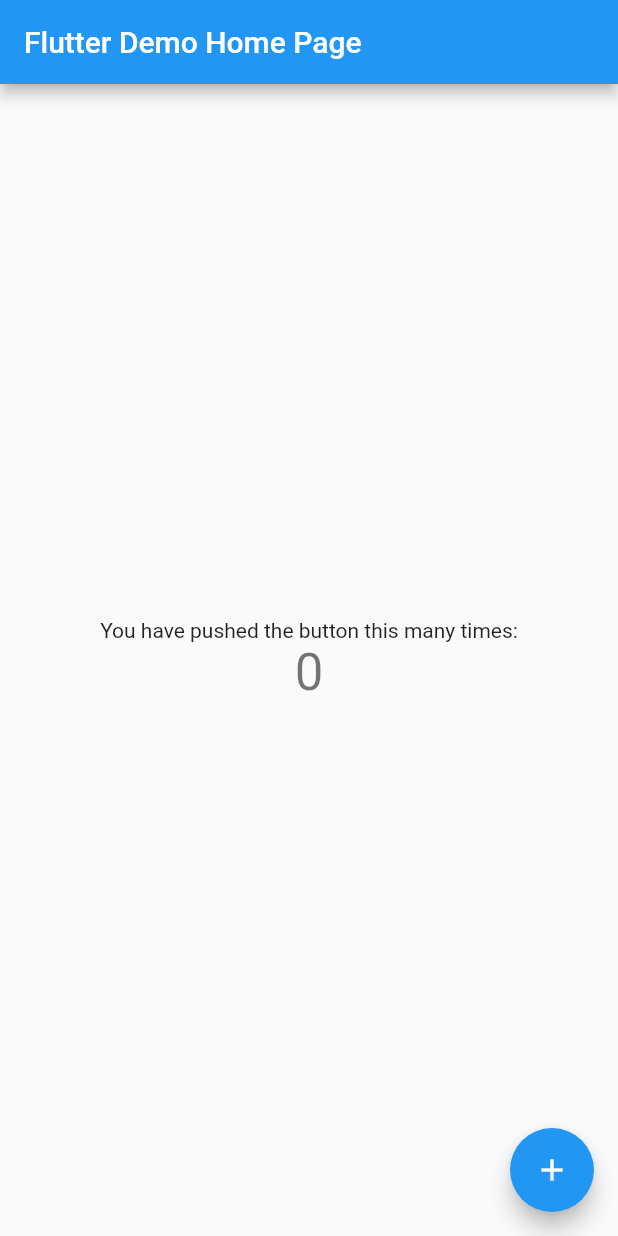
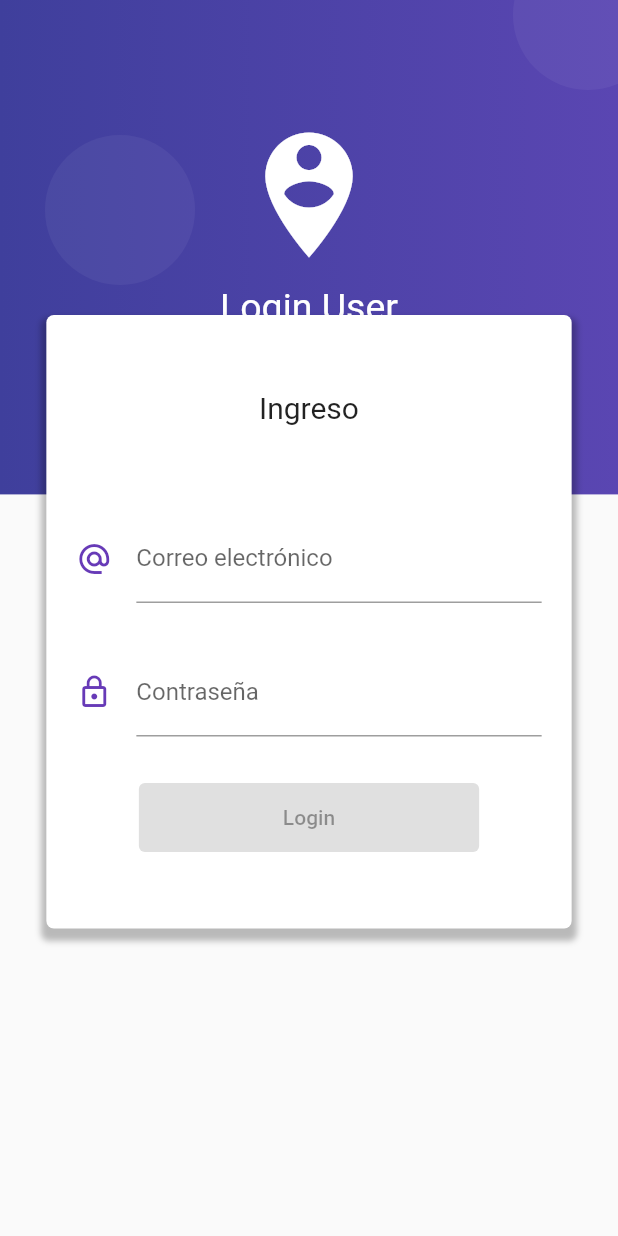
Before and after one commit to SimbakSmart/login_bloc, a Flutter app: the screen it shows after launch, on a phone screen of 412 x 824 dp. Run offline on Flutter 3.47's test engine with Material 2 defaults, Android fonts, the phone set to English and light mode, and no system bars.

Commit message:
01 - Login Start

```diff
--- a/lib/main.dart
+++ b/lib/main.dart
@@ -1,8 +1,8 @@
 import 'package:flutter/material.dart';
+import 'package:login_bloc/src/pages/login_page.dart';
 
-void main() {
-  runApp(const MyApp());
-}
+void main() => runApp(const MyApp());
+
 
 class MyApp extends StatelessWidget {
   const MyApp({super.key});
@@ -10,106 +10,14 @@ class MyApp extends StatelessWidget {
   // This widget is the root of your application.
   @override
   Widget build(BuildContext context) {
+
     return MaterialApp(
-      title: 'Flutter Demo',
-      theme: ThemeData(
-        // This is the theme of your application.
-        //
-        // Try running your application with "flutter run". You'll see the
-        // application has a blue toolbar. Then, without quitting the app, try
-        // changing the primarySwatch below to Colors.green and then invoke
-        // "hot reload" (press "r" in the console where you ran "flutter run",
-        // or simply save your changes to "hot reload" in a Flutter IDE).
-        // Notice that the counter didn't reset back to zero; the application
-        // is not restarted.
-        primarySwatch: Colors.blue,
-      ),
-      home: const MyHomePage(title: 'Flutter Demo Home Page'),
+      debugShowCheckedModeBanner: false,
+      title: 'Material App',
+      initialRoute: 'login',
+      routes: {
+        'login' :(BuildContext context)=>LoginPage()
+      },
     );
   }
 }
-
-class MyHomePage extends StatefulWidget {
-  const MyHomePage({super.key, required this.title});
-
-  // This widget is the home page of your application. It is stateful, meaning
-  // that it has a State object (defined below) that contains fields that affect
-  // how it looks.
-
-  // This class is the configuration for the state. It holds the values (in this
-  // case the title) provided by the parent (in this case the App widget) and
-  // used by the build method of the State. Fields in a Widget subclass are
-  // always marked "final".
-
-  final String title;
-
-  @override
-  State<MyHomePage> createState() => _MyHomePageState();
-}
-
-class _MyHomePageState extends State<MyHomePage> {
-  int _counter = 0;
-
-  void _incrementCounter() {
-    setState(() {
-      // This call to setState tells the Flutter framework that something has
-      // changed in this State, which causes it to rerun the build method below
-      // so that the display can reflect the updated values. If we changed
-      // _counter without calling setState(), then the build method would not be
-      // called again, and so nothing would appear to happen.
-      _counter++;
-    });
-  }
-
-  @override
-  Widget build(BuildContext context) {
-    // This method is rerun every time setState is called, for instance as done
-    // by the _incrementCounter method above.
-    //
-    // The Flutter framework has been optimized to make rerunning build methods
-    // fast, so that you can just rebuild anything that needs updating rather
-    // than having to individually change instances of widgets.
-    return Scaffold(
-      appBar: AppBar(
-        // Here we take the value from the MyHomePage object that was created by
-        // the App.build method, and use it to set our appbar title.
-        title: Text(widget.title),
-      ),
-      body: Center(
-        // Center is a layout widget. It takes a single child and positions it
-        // in the middle of the parent.
-        child: Column(
-          // Column is also a layout widget. It takes a list of children and
-          // arranges them vertically. By default, it sizes itself to fit its
-          // children horizontally, and tries to be as tall as its parent.
-          //
-          // Invoke "debug painting" (press "p" in the console, choose the
-          // "Toggle Debug Paint" action from the Flutter Inspector in Android
-          // Studio, or the "Toggle Debug Paint" command in Visual Studio Code)
-          // to see the wireframe for each widget.
-          //
-          // Column has various properties to control how it sizes itself and
-          // how it positions its children. Here we use mainAxisAlignment to
-          // center the children vertically; the main axis here is the vertical
-          // axis because Columns are vertical (the cross axis would be
-          // horizontal).
-          mainAxisAlignment: MainAxisAlignment.center,
-          children: <Widget>[
-            const Text(
-              'You have pushed the button this many times:',
-            ),
-            Text(
-              '$_counter',
-              style: Theme.of(context).textTheme.headline4,
-            ),
-          ],
-        ),
-      ),
-      floatingActionButton: FloatingActionButton(
-        onPressed: _incrementCounter,
-        tooltip: 'Increment',
-        child: const Icon(Icons.add),
-      ), // This trailing comma makes auto-formatting nicer for build methods.
-    );
-  }
-}
--- /dev/null
+++ b/lib/src/pages/login_page.dart
@@ -0,0 +1,162 @@
+import 'package:flutter/material.dart';
+
+class LoginPage extends StatelessWidget {
+
+
+  @override
+  Widget build(BuildContext context) {
+    final size = MediaQuery
+        .of(context)
+        .size;
+
+    return Scaffold(
+
+      body: Stack(
+        children: [
+           _crearFondo(context),
+          _loginForm(context)
+        ],
+      ),
+    );
+  }
+
+  Widget _crearFondo(BuildContext context) {
+
+    final size = MediaQuery.of(context).size;
+
+    final fondoModaro = Container(
+      height: size.height * 0.40,
+      width: double.infinity,
+      decoration: BoxDecoration(
+          gradient: LinearGradient(
+              colors: <Color> [
+                Color.fromRGBO(63, 63, 156, 1.0),
+                Color.fromRGBO(90, 70, 178, 1.0)
+              ]
+          )
+      ),
+    );
+
+    final circulo = Container(
+      width: 100.0,
+      height: 100.0,
+      decoration: BoxDecoration(
+          borderRadius: BorderRadius.circular(100.0),
+          color: Color.fromRGBO(255, 255, 255, 0.05)
+      ),
+    );
+
+
+    return Stack(
+      children: <Widget>[
+        fondoModaro,
+        Positioned( top: 90.0, left: 30.0, child: circulo ),
+        Positioned( top: -40.0, right: -30.0, child: circulo ),
+        Positioned( bottom: -50.0, right: -10.0, child: circulo ),
+        Positioned( bottom: 120.0, right: 20.0, child: circulo ),
+        Positioned( bottom: -50.0, left: -20.0, child: circulo ),
+
+        Container(
+          padding: EdgeInsets.only(top: 80.0),
+          child: Column(
+            children: <Widget>[
+              Icon( Icons.person_pin_circle, color: Colors.white, size: 100.0 ),
+              SizedBox( height: 10.0, width: double.infinity ),
+              Text('Login User', style: TextStyle( color: Colors.white, fontSize: 25.0 ))
+            ],
+          ),
+        )
+
+      ],
+    );
+
+  }
+
+  Widget _loginForm(BuildContext context) {
+
+    final size = MediaQuery.of(context).size;
+    return SingleChildScrollView(
+       child: Column(
+         children: <Widget>[
+
+           SafeArea(
+               child:Container(
+                 height: 180.0,
+               )
+           ),
+           Container(
+             width: size.width * 0.85,
+             margin: EdgeInsets.symmetric(vertical: 30.0),
+             padding: EdgeInsets.symmetric( vertical: 50.0 ),
+             decoration: BoxDecoration(
+               color: Colors.white,
+               borderRadius: BorderRadius.circular(5.0),
+               boxShadow:<BoxShadow>[
+               BoxShadow(
+                 color: Colors.black26,
+                 blurRadius: 3.0,
+                 offset: Offset(0.0, 5.0),
+                   spreadRadius: 3.0
+               )
+               ]
+             ),
+             child: Column(
+               children: [
+                 Text('Ingreso', style: TextStyle(fontSize: 20.0)),
+                 SizedBox( height: 60.0 ),
+                 _crearEmail(),
+                 SizedBox( height: 30.0 ),
+                 _crearPasswordl(),
+                 SizedBox( height: 30.0 ),
+                 _crearBoton()
+               ],
+             ),
+           )
+
+         ],
+       ),
+    );
+
+  }
+  Widget _crearEmail() {
+
+    return Container(
+      padding: EdgeInsets.symmetric(horizontal: 20.0),
+  child:TextField(
+    keyboardType: TextInputType.emailAddress,
+    decoration: InputDecoration(
+        icon: Icon( Icons.alternate_email, color: Colors.deepPurple ),
+        hintText: 'ejemplo@correo.com',
+        labelText: 'Correo electrónico',
+    ),
+  ),
+    );
+  }
+
+  Widget _crearPasswordl() {
+
+    return Container(
+      padding: EdgeInsets.symmetric(horizontal: 20.0),
+      child: TextField(
+        obscureText: true,
+        decoration: InputDecoration(
+            icon: Icon( Icons.lock_outline, color: Colors.deepPurple ),
+            labelText: 'Contraseña',
+        ),
+      ),
+    );
+  }
+
+  Widget _crearBoton( ) {
+    return ElevatedButton(onPressed: null,
+       // style: ButtonStyle( backgroundColor: Color(Colors.deepPurple) ),
+
+        child: Container(
+          padding: EdgeInsets.symmetric( horizontal: 80.0, vertical: 15.0),
+      child: Text('Login'),
+    )
+
+    );
+  }
+
+}
--- a/pubspec.yaml
+++ b/pubspec.yaml
@@ -36,6 +36,7 @@ dependencies:
   # The following adds the Cupertino Icons font to your application.
   # Use with the CupertinoIcons class for iOS style icons.
   cupertino_icons: ^1.0.2
+  rxdart: ^0.27.7
 
 dev_dependencies:
   flutter_test:
```
Also changed, not shown: pubspec.lock, 7 other files.
